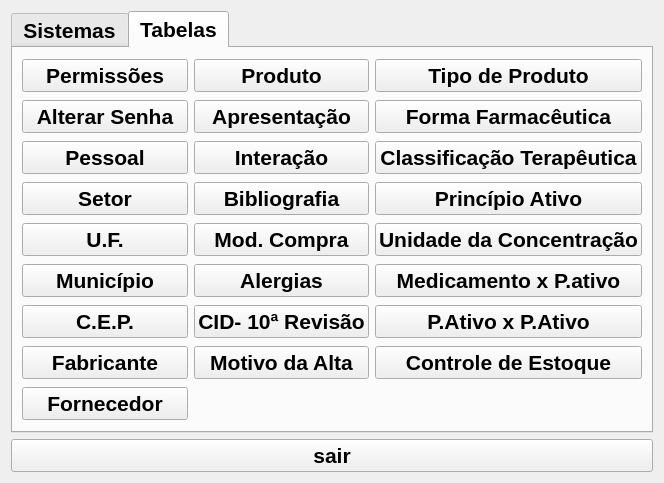
exiele/MIM, file principal.ui: the form before one commit.
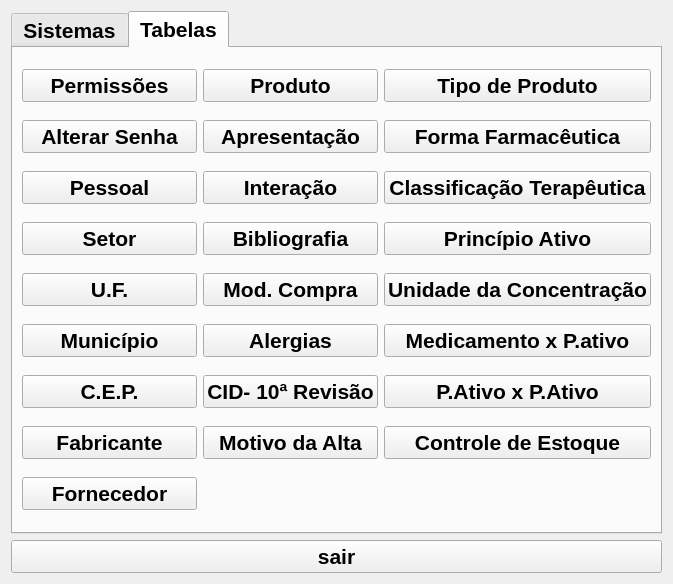
The form after the commit. The open tabs and pages were chosen to show the change.

What changed in the file:
```diff
--- a/principal.ui
+++ b/principal.ui
@@ -6,8 +6,8 @@
    <rect>
     <x>0</x>
     <y>0</y>
-    <width>664</width>
-    <height>483</height>
+    <width>673</width>
+    <height>584</height>
    </rect>
   </property>
   <property name="windowTitle">
```
Left out of the diff: 2 changed lines with no effect on the pictures.
